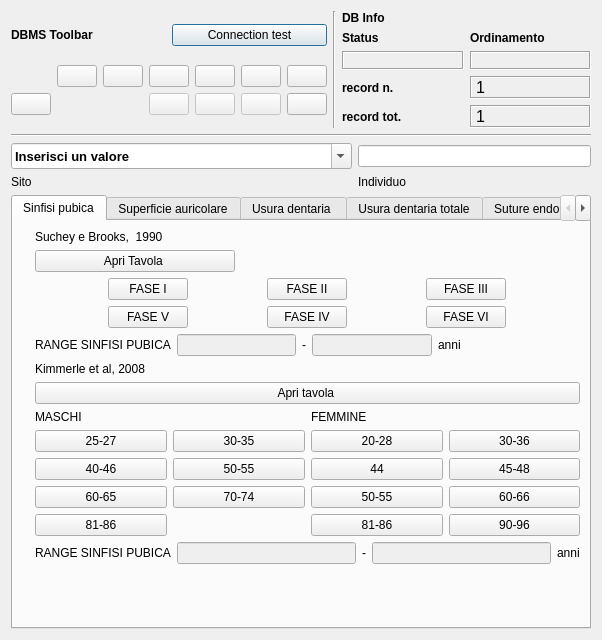
Above: gui/ui/Deteta.ui from pyarchinit/pyarchinit before the change. Below: the same form after it.
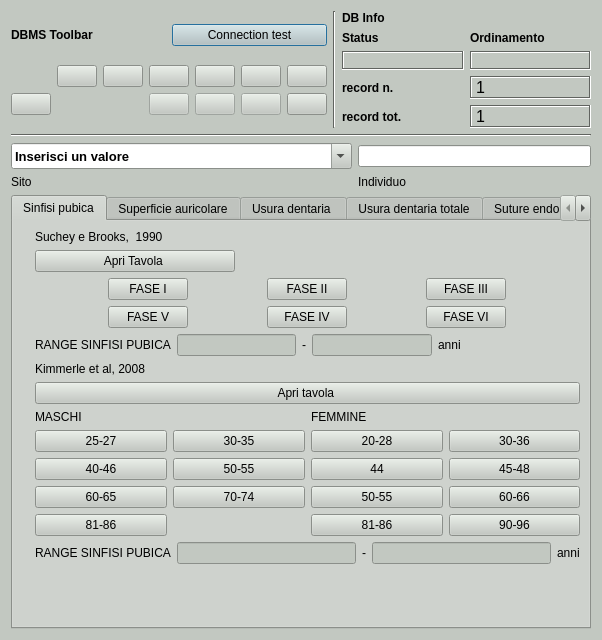
That is the form after the change. Icons and pictures are not drawn.

Commit message: change backgroud color ui

Patch:
```diff
--- a/gui/ui/Deteta.ui
+++ b/gui/ui/Deteta.ui
@@ -16,6 +16,448 @@
     <height>400</height>
    </size>
   </property>
+  <property name="palette">
+   <palette>
+    <active>
+     <colorrole role="WindowText">
+      <brush brushstyle="SolidPattern">
+       <color alpha="255">
+        <red>0</red>
+        <green>0</green>
+        <blue>0</blue>
+       </color>
+      </brush>
+     </colorrole>
+     <colorrole role="Button">
+      <brush brushstyle="SolidPattern">
+       <color alpha="255">
+        <red>194</red>
+        <green>200</green>
+        <blue>193</blue>
+       </color>
+      </brush>
+     </colorrole>
+     <colorrole role="Light">
+      <brush brushstyle="SolidPattern">
+       <color alpha="255">
+        <red>255</red>
+        <green>255</green>
+        <blue>255</blue>
+       </color>
+      </brush>
+     </colorrole>
+     <colorrole role="Midlight">
+      <brush brushstyle="SolidPattern">
+       <color alpha="255">
+        <red>224</red>
+        <green>227</green>
+        <blue>224</blue>
+       </color>
+      </brush>
+     </colorrole>
+     <colorrole role="Dark">
+      <brush brushstyle="SolidPattern">
+       <color alpha="255">
+        <red>97</red>
+        <green>100</green>
+        <blue>96</blue>
+       </color>
+      </brush>
+     </colorrole>
+     <colorrole role="Mid">
+      <brush brushstyle="SolidPattern">
+       <color alpha="255">
+        <red>129</red>
+        <green>133</green>
+        <blue>129</blue>
+       </color>
+      </brush>
+     </colorrole>
+     <colorrole role="Text">
+      <brush brushstyle="SolidPattern">
+       <color alpha="255">
+        <red>0</red>
+        <green>0</green>
+        <blue>0</blue>
+       </color>
+      </brush>
+     </colorrole>
+     <colorrole role="BrightText">
+      <brush brushstyle="SolidPattern">
+       <color alpha="255">
+        <red>255</red>
+        <green>255</green>
+        <blue>255</blue>
+       </color>
+      </brush>
+     </colorrole>
+     <colorrole role="ButtonText">
+      <brush brushstyle="SolidPattern">
+       <color alpha="255">
+        <red>0</red>
+        <green>0</green>
+        <blue>0</blue>
+       </color>
+      </brush>
+     </colorrole>
+     <colorrole role="Base">
+      <brush brushstyle="SolidPattern">
+       <color alpha="255">
+        <red>255</red>
+        <green>255</green>
+        <blue>255</blue>
+       </color>
+      </brush>
+     </colorrole>
+     <colorrole role="Window">
+      <brush brushstyle="SolidPattern">
+       <color alpha="255">
+        <red>194</red>
+        <green>200</green>
+        <blue>193</blue>
+       </color>
+      </brush>
+     </colorrole>
+     <colorrole role="Shadow">
+      <brush brushstyle="SolidPattern">
+       <color alpha="255">
+        <red>0</red>
+        <green>0</green>
+        <blue>0</blue>
+       </color>
+      </brush>
+     </colorrole>
+     <colorrole role="AlternateBase">
+      <brush brushstyle="SolidPattern">
+       <color alpha="255">
+        <red>224</red>
+        <green>227</green>
+        <blue>224</blue>
+       </color>
+      </brush>
+     </colorrole>
+     <colorrole role="ToolTipBase">
+      <brush brushstyle="SolidPattern">
+       <color alpha="255">
+        <red>255</red>
+        <green>255</green>
+        <blue>220</blue>
+       </color>
+      </brush>
+     </colorrole>
+     <colorrole role="ToolTipText">
+      <brush brushstyle="SolidPattern">
+       <color alpha="255">
+        <red>0</red>
+        <green>0</green>
+        <blue>0</blue>
+       </color>
+      </brush>
+     </colorrole>
+     <colorrole role="PlaceholderText">
+      <brush brushstyle="SolidPattern">
+       <color alpha="128">
+        <red>0</red>
+        <green>0</green>
+        <blue>0</blue>
+       </color>
+      </brush>
+     </colorrole>
+    </active>
+    <inactive>
+     <colorrole role="WindowText">
+      <brush brushstyle="SolidPattern">
+       <color alpha="255">
+        <red>0</red>
+        <green>0</green>
+        <blue>0</blue>
+       </color>
+      </brush>
+     </colorrole>
+     <colorrole role="Button">
+      <brush brushstyle="SolidPattern">
+       <color alpha="255">
+        <red>194</red>
+        <green>200</green>
+        <blue>193</blue>
+       </color>
+      </brush>
+     </colorrole>
+     <colorrole role="Light">
+      <brush brushstyle="SolidPattern">
+       <color alpha="255">
+        <red>255</red>
+        <green>255</green>
+        <blue>255</blue>
+       </color>
+      </brush>
+     </colorrole>
+     <colorrole role="Midlight">
+      <brush brushstyle="SolidPattern">
+       <color alpha="255">
+        <red>224</red>
+        <green>227</green>
+        <blue>224</blue>
+       </color>
+      </brush>
+     </colorrole>
+     <colorrole role="Dark">
+      <brush brushstyle="SolidPattern">
+       <color alpha="255">
+        <red>97</red>
+        <green>100</green>
+        <blue>96</blue>
+       </color>
+      </brush>
+     </colorrole>
+     <colorrole role="Mid">
+      <brush brushstyle="SolidPattern">
+       <color alpha="255">
+        <red>129</red>
+        <green>133</green>
+        <blue>129</blue>
+       </color>
+      </brush>
+     </colorrole>
+     <colorrole role="Text">
+      <brush brushstyle="SolidPattern">
+       <color alpha="255">
+        <red>0</red>
+        <green>0</green>
+        <blue>0</blue>
+       </color>
+      </brush>
+     </colorrole>
+     <colorrole role="BrightText">
+      <brush brushstyle="SolidPattern">
+       <color alpha="255">
+        <red>255</red>
+        <green>255</green>
+        <blue>255</blue>
+       </color>
+      </brush>
+     </colorrole>
+     <colorrole role="ButtonText">
+      <brush brushstyle="SolidPattern">
+       <color alpha="255">
+        <red>0</red>
+        <green>0</green>
+        <blue>0</blue>
+       </color>
+      </brush>
+     </colorrole>
+     <colorrole role="Base">
+      <brush brushstyle="SolidPattern">
+       <color alpha="255">
+        <red>255</red>
+        <green>255</green>
+        <blue>255</blue>
+       </color>
+      </brush>
+     </colorrole>
+     <colorrole role="Window">
+      <brush brushstyle="SolidPattern">
+       <color alpha="255">
+        <red>194</red>
+        <green>200</green>
+        <blue>193</blue>
+       </color>
+      </brush>
+     </colorrole>
+     <colorrole role="Shadow">
+      <brush brushstyle="SolidPattern">
+       <color alpha="255">
+        <red>0</red>
+        <green>0</green>
+        <blue>0</blue>
+       </color>
+      </brush>
+     </colorrole>
+     <colorrole role="AlternateBase">
+      <brush brushstyle="SolidPattern">
+       <color alpha="255">
+        <red>224</red>
+        <green>227</green>
+        <blue>224</blue>
+       </color>
+      </brush>
+     </colorrole>
+     <colorrole role="ToolTipBase">
+      <brush brushstyle="SolidPattern">
+       <color alpha="255">
+        <red>255</red>
+        <green>255</green>
+        <blue>220</blue>
+       </color>
+      </brush>
+     </colorrole>
+     <colorrole role="ToolTipText">
+      <brush brushstyle="SolidPattern">
+       <color alpha="255">
+        <red>0</red>
+        <green>0</green>
+        <blue>0</blue>
+       </color>
+      </brush>
+     </colorrole>
+     <colorrole role="PlaceholderText">
+      <brush brushstyle="SolidPattern">
+       <color alpha="128">
+        <red>0</red>
+        <green>0</green>
+        <blue>0</blue>
+       </color>
+      </brush>
+     </colorrole>
+    </inactive>
+    <disabled>
+     <colorrole role="WindowText">
+      <brush brushstyle="SolidPattern">
+       <color alpha="255">
+        <red>97</red>
+        <green>100</green>
+        <blue>96</blue>
+       </color>
+      </brush>
+     </colorrole>
+     <colorrole role="Button">
+      <brush brushstyle="SolidPattern">
+       <color alpha="255">
+        <red>194</red>
+        <green>200</green>
+        <blue>193</blue>
+       </color>
+      </brush>
+     </colorrole>
+     <colorrole role="Light">
+      <brush brushstyle="SolidPattern">
+       <color alpha="255">
+        <red>255</red>
+        <green>255</green>
+        <blue>255</blue>
+       </color>
+      </brush>
+     </colorrole>
+     <colorrole role="Midlight">
+      <brush brushstyle="SolidPattern">
+       <color alpha="255">
+        <red>224</red>
+        <green>227</green>
+        <blue>224</blue>
+       </color>
+      </brush>
+     </colorrole>
+     <colorrole role="Dark">
+      <brush brushstyle="SolidPattern">
+       <color alpha="255">
+        <red>97</red>
+        <green>100</green>
+        <blue>96</blue>
+       </color>
+      </brush>
+     </colorrole>
+     <colorrole role="Mid">
+      <brush brushstyle="SolidPattern">
+       <color alpha="255">
+        <red>129</red>
+        <green>133</green>
+        <blue>129</blue>
+       </color>
+      </brush>
+     </colorrole>
+     <colorrole role="Text">
+      <brush brushstyle="SolidPattern">
+       <color alpha="255">
+        <red>97</red>
+        <green>100</green>
+        <blue>96</blue>
+       </color>
+      </brush>
+     </colorrole>
+     <colorrole role="BrightText">
+      <brush brushstyle="SolidPattern">
+       <color alpha="255">
+        <red>255</red>
+        <green>255</green>
+        <blue>255</blue>
+       </color>
+      </brush>
+     </colorrole>
+     <colorrole role="ButtonText">
+      <brush brushstyle="SolidPattern">
+       <color alpha="255">
+        <red>97</red>
+        <green>100</green>
+        <blue>96</blue>
+       </color>
+      </brush>
+     </colorrole>
+     <colorrole role="Base">
+      <brush brushstyle="SolidPattern">
+       <color alpha="255">
+        <red>194</red>
+        <green>200</green>
+        <blue>193</blue>
+       </color>
+      </brush>
+     </colorrole>
+     <colorrole role="Window">
+      <brush brushstyle="SolidPattern">
+       <color alpha="255">
+        <red>194</red>
+        <green>200</green>
+        <blue>193</blue>
+       </color>
+      </brush>
+     </colorrole>
+     <colorrole role="Shadow">
+      <brush brushstyle="SolidPattern">
+       <color alpha="255">
+        <red>0</red>
+        <green>0</green>
+        <blue>0</blue>
+       </color>
+      </brush>
+     </colorrole>
+     <colorrole role="AlternateBase">
+      <brush brushstyle="SolidPattern">
+       <color alpha="255">
+        <red>194</red>
+        <green>200</green>
+        <blue>193</blue>
+       </color>
+      </brush>
+     </colorrole>
+     <colorrole role="ToolTipBase">
+      <brush brushstyle="SolidPattern">
+       <color alpha="255">
+        <red>255</red>
+        <green>255</green>
+        <blue>220</blue>
+       </color>
+      </brush>
+     </colorrole>
+     <colorrole role="ToolTipText">
+      <brush brushstyle="SolidPattern">
+       <color alpha="255">
+        <red>0</red>
+        <green>0</green>
+        <blue>0</blue>
+       </color>
+      </brush>
+     </colorrole>
+     <colorrole role="PlaceholderText">
+      <brush brushstyle="SolidPattern">
+       <color alpha="128">
+        <red>0</red>
+        <green>0</green>
+        <blue>0</blue>
+       </color>
+      </brush>
+     </colorrole>
+    </disabled>
+   </palette>
+  </property>
   <property name="windowTitle">
    <string>pyArchInit Gestione Scavi - Scheda Determinazione Età di Morte</string>
   </property>
```
Left out of the diff: 2 changed lines with no effect on the pictures. The commit also changes 36 other files.
